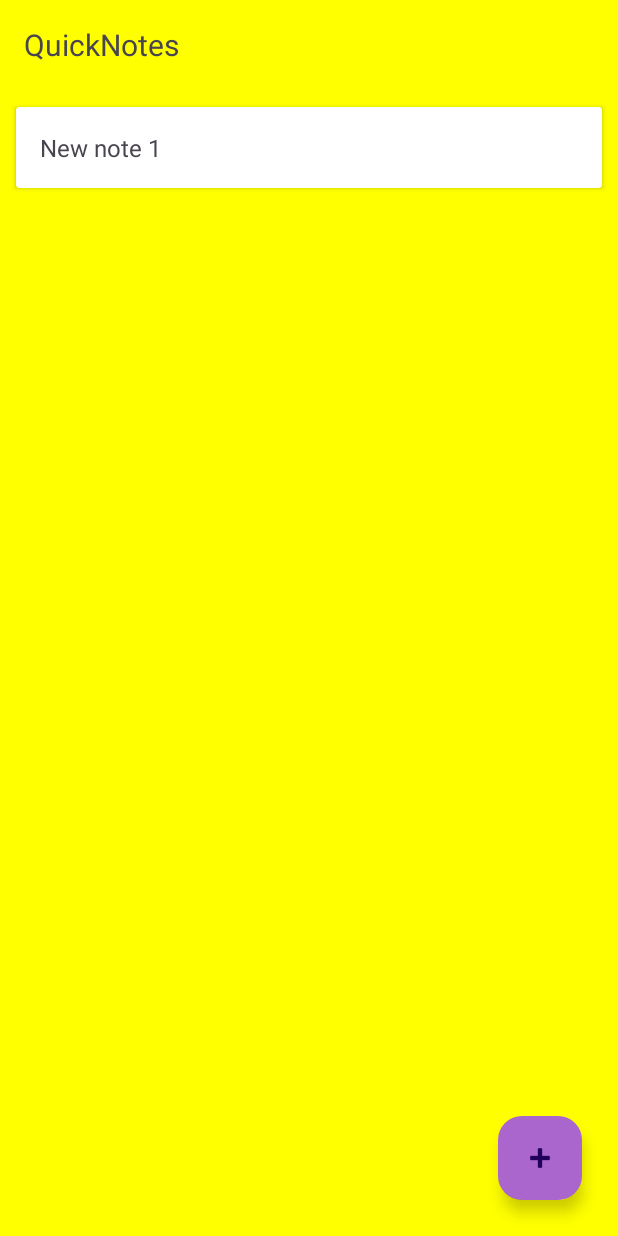
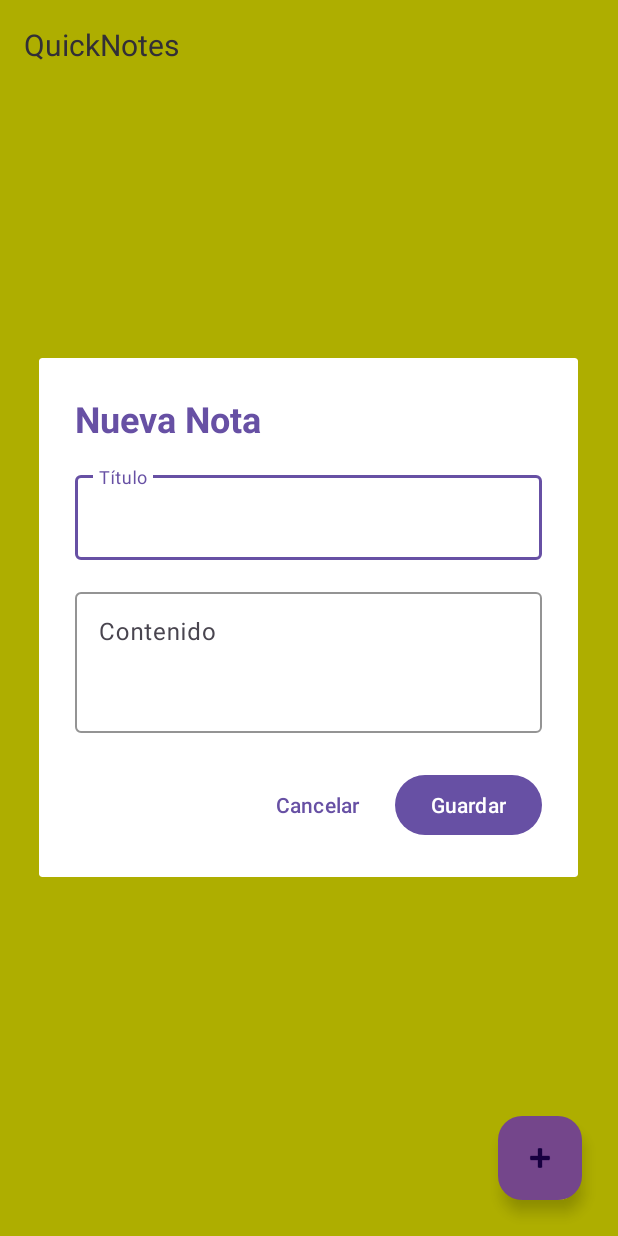
Before and after one commit to laylarodas/quicknotes-android, an Android app: the screen it shows after launch (MainActivity), after a tap on "Add note", on a phone screen of 412 x 824 dp. Run offline under Robolectric (Android 15) with nearby library versions, the phone set to English and light mode, and no system bars.

Commit message:
feat: add new-note dialog (title + content) with validation and persistence

```diff
--- a/app/src/main/java/com/laylarodas/quicknotes/MainActivity.java
+++ b/app/src/main/java/com/laylarodas/quicknotes/MainActivity.java
@@ -2,12 +2,17 @@ package com.laylarodas.quicknotes;
 
 import android.os.Bundle;
 import android.util.Log;
+import android.view.LayoutInflater;
+import android.view.View;
 import android.widget.Toast;
 
 import androidx.activity.EdgeToEdge;
+import androidx.appcompat.app.AlertDialog;
 import androidx.appcompat.app.AppCompatActivity;
 import androidx.recyclerview.widget.RecyclerView;
 import androidx.recyclerview.widget.LinearLayoutManager;
+
+import com.google.android.material.textfield.TextInputEditText;
 
 import java.util.Arrays;
 import java.util.List;
@@ -43,14 +48,7 @@ public class MainActivity extends AppCompatActivity {
         adapter.submitList(new ArrayList<>(notes));
 
         FloatingActionButton fab = findViewById(R.id.fabAddNote);
-        fab.setOnClickListener(v -> {
-            int next = notes.size() + 1;
-            Note newNote = new Note("New note " + (notes.size() + 1), "");
-            notes.add(0,newNote);
-
-            NotesStorage.save(this, notes);
-            adapter.submitList(new ArrayList<>(notes));
-        });
+        fab.setOnClickListener(v -> showNewNoteDialog());
 
         // ===== Quick test: load -> add -> save -> reload =====
         /*List<Note> notes = NotesStorage.load(this);// this --> Context de la Activity. Return empty si no hay nada
@@ -66,4 +64,53 @@ public class MainActivity extends AppCompatActivity {
         */
     }
 
+    private void showNewNoteDialog() {
+        // Inflar el layout del diálogo
+        View dialogView = LayoutInflater.from(this).inflate(R.layout.dialog_new_note, null);
+
+        // Obtener referencias a los campos de entrada
+        TextInputEditText etTitle = dialogView.findViewById(R.id.etNoteTitle);
+        TextInputEditText etContent = dialogView.findViewById(R.id.etNoteContent);
+
+        // Crear el diálogo
+        AlertDialog dialog = new AlertDialog.Builder(this)
+                .setView(dialogView)
+                .create();
+
+        // Configurar el botón Guardar
+        dialogView.findViewById(R.id.btnSave).setOnClickListener(v -> {
+            String title = etTitle.getText().toString().trim();
+            String content = etContent.getText().toString().trim();
+
+            // Validar que el título no esté vacío
+            if (title.isEmpty()) {
+                etTitle.setError("El título es obligatorio");
+                etTitle.requestFocus();
+                return;
+            }
+
+            // Crear y guardar la nueva nota
+            Note newNote = new Note(title, content);
+            notes.add(0, newNote);
+
+            // Guardar en almacenamiento persistente
+            NotesStorage.save(this, notes);
+
+            // Actualizar el RecyclerView
+            adapter.submitList(new ArrayList<>(notes));
+
+            // Mostrar mensaje de confirmación
+            Toast.makeText(this, "Nota guardada", Toast.LENGTH_SHORT).show();
+
+            // Cerrar el diálogo
+            dialog.dismiss();
+        });
+
+        // Configurar el botón Cancelar
+        dialogView.findViewById(R.id.btnCancel).setOnClickListener(v -> dialog.dismiss());
+
+        // Mostrar el diálogo
+        dialog.show();
+    }
+
 }
--- /dev/null
+++ b/app/src/main/res/layout/dialog_new_note.xml
@@ -0,0 +1,87 @@
+<?xml version="1.0" encoding="utf-8"?>
+<LinearLayout xmlns:android="http://schemas.android.com/apk/res/android"
+    xmlns:app="http://schemas.android.com/apk/res-auto"
+    android:layout_width="match_parent"
+    android:layout_height="wrap_content"
+    android:orientation="vertical"
+    android:padding="24dp">
+
+    <!-- Dialog Title -->
+    <TextView
+        android:id="@+id/tvDialogTitle"
+        android:layout_width="match_parent"
+        android:layout_height="wrap_content"
+        android:text="Nueva Nota"
+        android:textSize="24sp"
+        android:textStyle="bold"
+        android:textColor="?attr/colorPrimary"
+        android:layout_marginBottom="16dp" />
+
+    <!-- Note Title Input -->
+    <com.google.android.material.textfield.TextInputLayout
+        android:id="@+id/tilNoteTitle"
+        android:layout_width="match_parent"
+        android:layout_height="wrap_content"
+        android:layout_marginBottom="16dp"
+        android:hint="Título"
+        app:boxStrokeColor="?attr/colorPrimary"
+        app:hintTextColor="?attr/colorPrimary">
+
+        <com.google.android.material.textfield.TextInputEditText
+            android:id="@+id/etNoteTitle"
+            android:layout_width="match_parent"
+            android:layout_height="wrap_content"
+            android:inputType="textCapSentences"
+            android:maxLines="1"
+            android:imeOptions="actionNext" />
+
+    </com.google.android.material.textfield.TextInputLayout>
+
+    <!-- Note Content Input -->
+    <com.google.android.material.textfield.TextInputLayout
+        android:id="@+id/tilNoteContent"
+        android:layout_width="match_parent"
+        android:layout_height="wrap_content"
+        android:layout_marginBottom="24dp"
+        android:hint="Contenido"
+        app:boxStrokeColor="?attr/colorPrimary"
+        app:hintTextColor="?attr/colorPrimary">
+
+        <com.google.android.material.textfield.TextInputEditText
+            android:id="@+id/etNoteContent"
+            android:layout_width="match_parent"
+            android:layout_height="wrap_content"
+            android:inputType="textCapSentences|textMultiLine"
+            android:lines="4"
+            android:minLines="3"
+            android:maxLines="6"
+            android:gravity="top|start"
+            android:scrollbars="vertical"
+            android:imeOptions="actionDone" />
+
+    </com.google.android.material.textfield.TextInputLayout>
+
+    <!-- Dialog Buttons -->
+    <LinearLayout
+        android:layout_width="match_parent"
+        android:layout_height="wrap_content"
+        android:orientation="horizontal"
+        android:gravity="end">
+
+        <com.google.android.material.button.MaterialButton
+            android:id="@+id/btnCancel"
+            android:layout_width="wrap_content"
+            android:layout_height="wrap_content"
+            android:text="Cancelar"
+            android:layout_marginEnd="8dp"
+            style="@style/Widget.Material3.Button.TextButton" />
+
+        <com.google.android.material.button.MaterialButton
+            android:id="@+id/btnSave"
+            android:layout_width="wrap_content"
+            android:layout_height="wrap_content"
+            android:text="Guardar" />
+
+    </LinearLayout>
+
+</LinearLayout>
```
